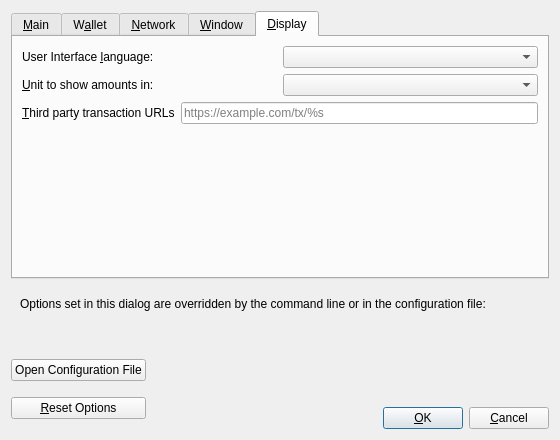
First picture: the form in src/qt/forms/optionsdialog.ui, repository bitweb-project/bitweb, before the edit.
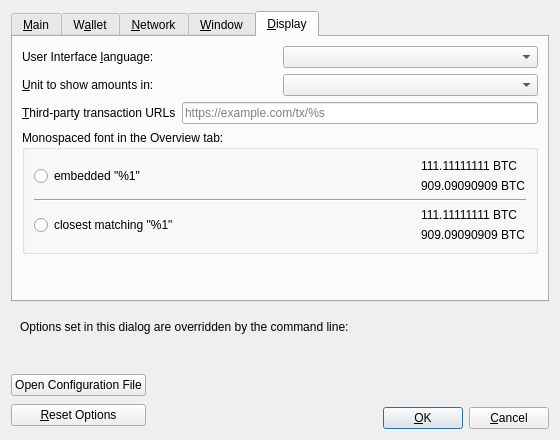
Second picture: the form after the edit. The open tabs and pages were chosen to show the change. Custom widgets are drawn as their Qt base class.

The edit to the form file:
```diff
--- a/src/qt/forms/optionsdialog.ui
+++ b/src/qt/forms/optionsdialog.ui
@@ -673,7 +673,7 @@
             <string>Third party URLs (e.g. a block explorer) that appear in the transactions tab as context menu items. %s in the URL is replaced by transaction hash. Multiple URLs are separated by vertical bar |.</string>
            </property>
            <property name="text">
-            <string>&amp;Third party transaction URLs</string>
+            <string>&amp;Third-party transaction URLs</string>
            </property>
            <property name="buddy">
             <cstring>thirdPartyTxUrls</cstring>
@@ -692,6 +692,106 @@
          </item>
         </layout>
        </item>
+       <item>
+        <widget class="QGroupBox" name="font_groupBox">
+         <property name="title">
+          <string>Monospaced font in the Overview tab:</string>
+         </property>
+         <layout class="QVBoxLayout" name="font_verticalLayout">
+          <item>
+           <layout class="QHBoxLayout" name="embeddedFont_horizontalLayout">
+            <item>
+             <widget class="QRadioButton" name="embeddedFont_radioButton">
+              <property name="text">
+               <string>embedded &quot;%1&quot;</string>
+              </property>
+             </widget>
+            </item>
+            <item>
+             <spacer name="embeddedFont_horizontalSpacer">
+              <property name="orientation">
+               <enum>Qt::Horizontal</enum>
+              </property>
+              <property name="sizeHint" stdset="0">
+               <size>
+                <width>40</width>
+                <height>20</height>
+               </size>
+              </property>
+             </spacer>
+            </item>
+            <item>
+             <layout class="QVBoxLayout" name="embeddedFont_verticalLayout">
+              <item>
+               <widget class="QLabel" name="embeddedFont_label_1">
+                <property name="text">
+                 <string notr="true">111.11111111 BTC</string>
+                </property>
+               </widget>
+              </item>
+              <item>
+               <widget class="QLabel" name="embeddedFont_label_9">
+                <property name="text">
+                 <string notr="true">909.09090909 BTC</string>
+                </property>
+               </widget>
+              </item>
+             </layout>
+            </item>
+           </layout>
+          </item>
+          <item>
+           <widget class="Line" name="font_line">
+            <property name="orientation">
+             <enum>Qt::Horizontal</enum>
+            </property>
+           </widget>
+          </item>
+          <item>
+           <layout class="QHBoxLayout" name="systemFont_horizontalLayout">
+            <item>
+             <widget class="QRadioButton" name="systemFont_radioButton">
+              <property name="text">
+               <string>closest matching &quot;%1&quot;</string>
+              </property>
+             </widget>
+            </item>
+            <item>
+             <spacer name="systemFont_horizontalSpacer">
+              <property name="orientation">
+               <enum>Qt::Horizontal</enum>
+              </property>
+              <property name="sizeHint" stdset="0">
+               <size>
+                <width>40</width>
+                <height>20</height>
+               </size>
+              </property>
+             </spacer>
+            </item>
+            <item>
+             <layout class="QVBoxLayout" name="systemFont_verticalLayout">
+              <item>
+               <widget class="QLabel" name="systemFont_label_1">
+                <property name="text">
+                 <string notr="true">111.11111111 BTC</string>
+                </property>
+               </widget>
+              </item>
+              <item>
+               <widget class="QLabel" name="systemFont_label_9">
+                <property name="text">
+                 <string notr="true">909.09090909 BTC</string>
+                </property>
+               </widget>
+              </item>
+             </layout>
+            </item>
+           </layout>
+          </item>
+         </layout>
+        </widget>
+       </item>
        <item>
         <spacer name="verticalSpacer_Display">
          <property name="orientation">
@@ -717,7 +817,7 @@
         <item>
          <widget class="QLabel" name="overriddenByCommandLineInfoLabel">
           <property name="text">
-           <string>Options set in this dialog are overridden by the command line or in the configuration file:</string>
+           <string>Options set in this dialog are overridden by the command line:</string>
           </property>
           <property name="textFormat">
            <enum>Qt::PlainText</enum>
```
Left out of the diff: 125 changed lines with no effect on the pictures.
